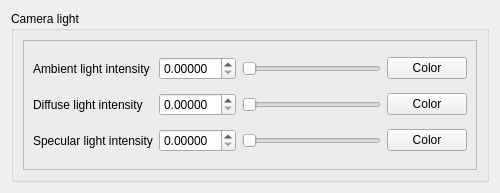
iRASPA/iRASPA-QT, file iraspa/iraspagui/cameralightsform.ui: the form before one commit.
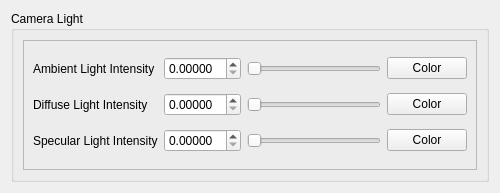
The form after the commit. Custom widgets are drawn as their Qt base class.

Patch:
```diff
--- a/iraspa/iraspagui/cameralightsform.ui
+++ b/iraspa/iraspagui/cameralightsform.ui
@@ -19,7 +19,7 @@
      <item>
       <widget class="QGroupBox" name="groupBox">
        <property name="title">
-        <string>Camera light</string>
+        <string>Camera Light</string>
        </property>
        <layout class="QVBoxLayout" name="verticalLayout_4">
         <item>
@@ -41,14 +41,14 @@
            <item row="2" column="0">
             <widget class="QLabel" name="label_14">
              <property name="text">
-              <string>Specular light intensity</string>
+              <string>Specular Light Intensity</string>
              </property>
             </widget>
            </item>
            <item row="1" column="0">
             <widget class="QLabel" name="label_13">
              <property name="text">
-              <string>Diffuse light intensity</string>
+              <string>Diffuse Light Intensity</string>
              </property>
             </widget>
            </item>
@@ -76,7 +76,7 @@
            <item row="0" column="0">
             <widget class="QLabel" name="label_12">
              <property name="text">
-              <string>Ambient light intensity</string>
+              <string>Ambient Light Intensity</string>
              </property>
             </widget>
            </item>
```
